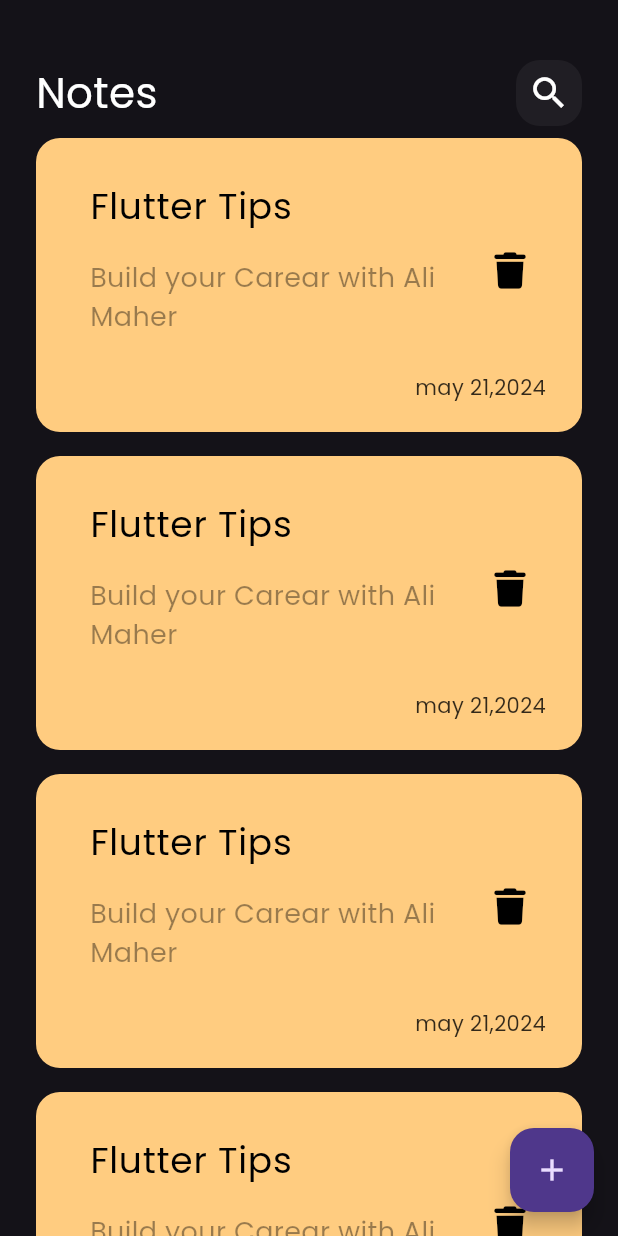
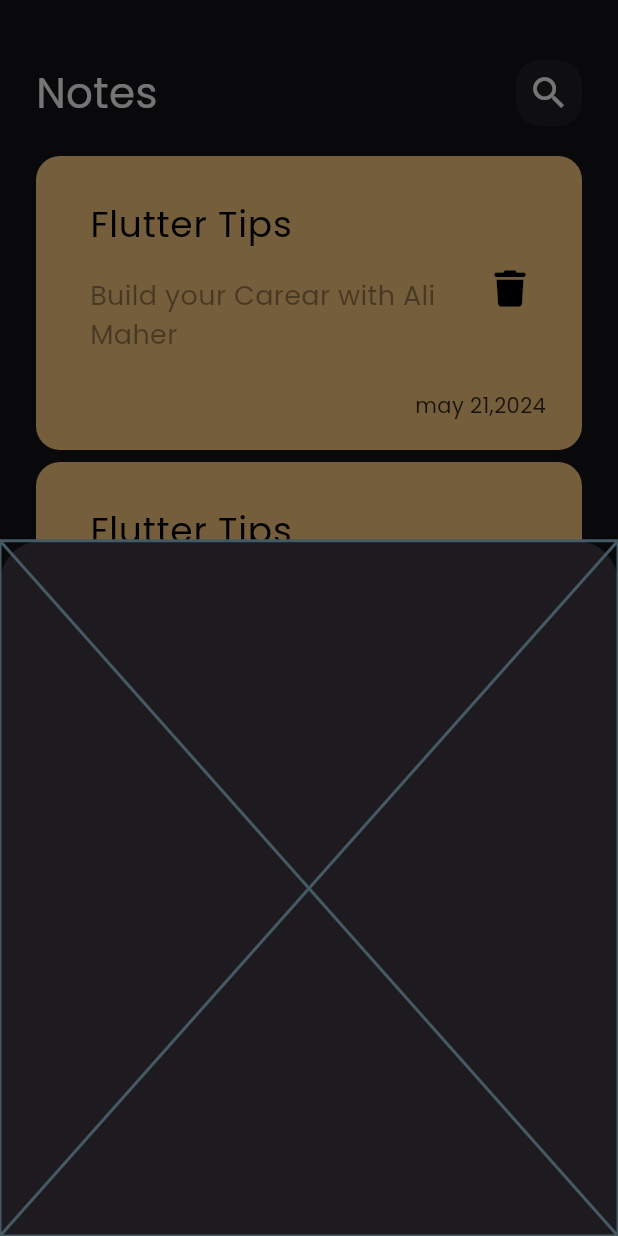
Before and after one commit to ALi-Maher-Mohamed/notes_app, a Flutter app: the screen it shows after launch, after a tap on the "add" icon, on a phone screen of 412 x 824 dp. Run offline on Flutter 3.47's test engine with Material 3 defaults, Android fonts, the phone set to English and light mode, and no system bars; our stand-ins replace font_awesome_flutter.

Commit message:
add note bottom sheet

```diff
--- a/lib/views/notes_view.dart
+++ b/lib/views/notes_view.dart
@@ -1,4 +1,5 @@
 import 'package:flutter/material.dart';
+import 'package:note_app/views/widgets/add_note_bottom_sheet.dart';
 
 import 'widgets/notes_view_body.dart';
 
@@ -9,7 +10,13 @@ class NotesView extends StatelessWidget {
   Widget build(BuildContext context) {
     return Scaffold(
       floatingActionButton: FloatingActionButton(
-        onPressed: () {},
+        onPressed: () {
+          showModalBottomSheet(
+              context: context,
+              builder: (context) {
+                return const AddNoteBottomSheet();
+              });
+        },
         child: const Icon(Icons.add),
       ),
       body: const NotesViewBody(),
--- /dev/null
+++ b/lib/views/widgets/add_note_bottom_sheet.dart
@@ -0,0 +1,10 @@
+import 'package:flutter/material.dart';
+
+class AddNoteBottomSheet extends StatelessWidget {
+  const AddNoteBottomSheet({super.key});
+
+  @override
+  Widget build(BuildContext context) {
+    return const Placeholder();
+  }
+}
--- a/lib/views/widgets/notes_list_view.dart
+++ b/lib/views/widgets/notes_list_view.dart
@@ -6,13 +6,17 @@ class CustomListView extends StatelessWidget {
 
   @override
   Widget build(BuildContext context) {
-    return ListView.builder(
-      itemBuilder: (context, index) {
-        return const Padding(
-          padding: EdgeInsets.symmetric(vertical: 8.0),
-          child: NoteItem(),
-        );
-      },
+    return Padding(
+      padding: const EdgeInsets.symmetric(vertical: 16),
+      child: ListView.builder(
+        padding: EdgeInsets.zero,
+        itemBuilder: (context, index) {
+          return const Padding(
+            padding: EdgeInsets.symmetric(vertical: 4),
+            child: NoteItem(),
+          );
+        },
+      ),
     );
   }
 }
```
